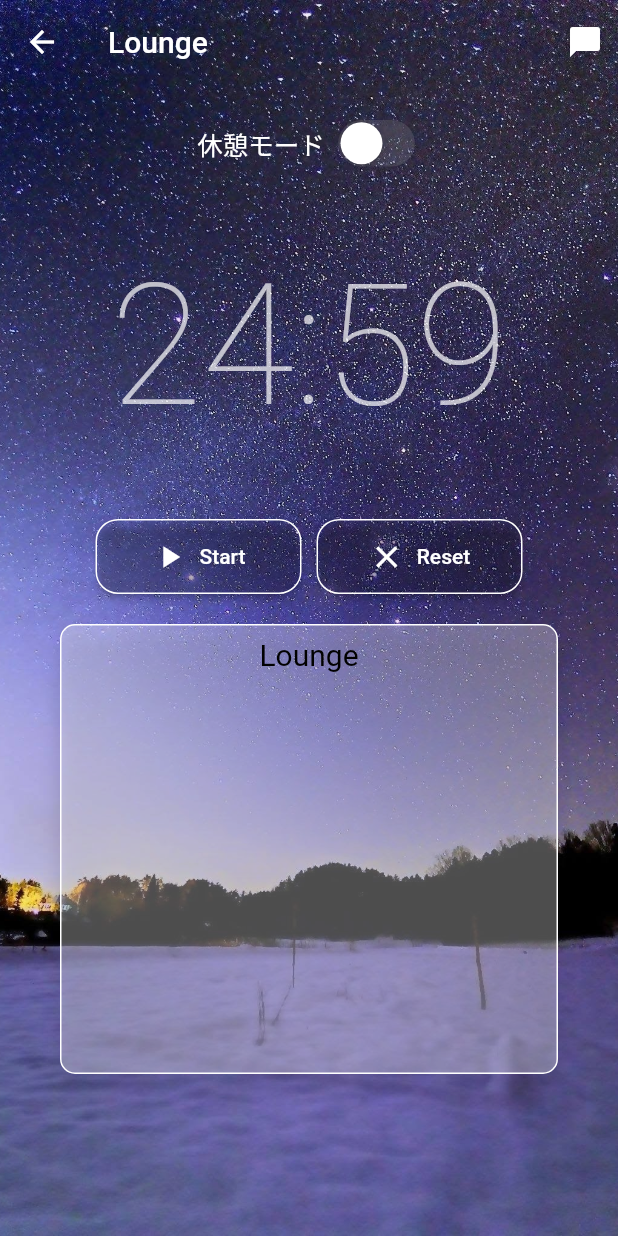
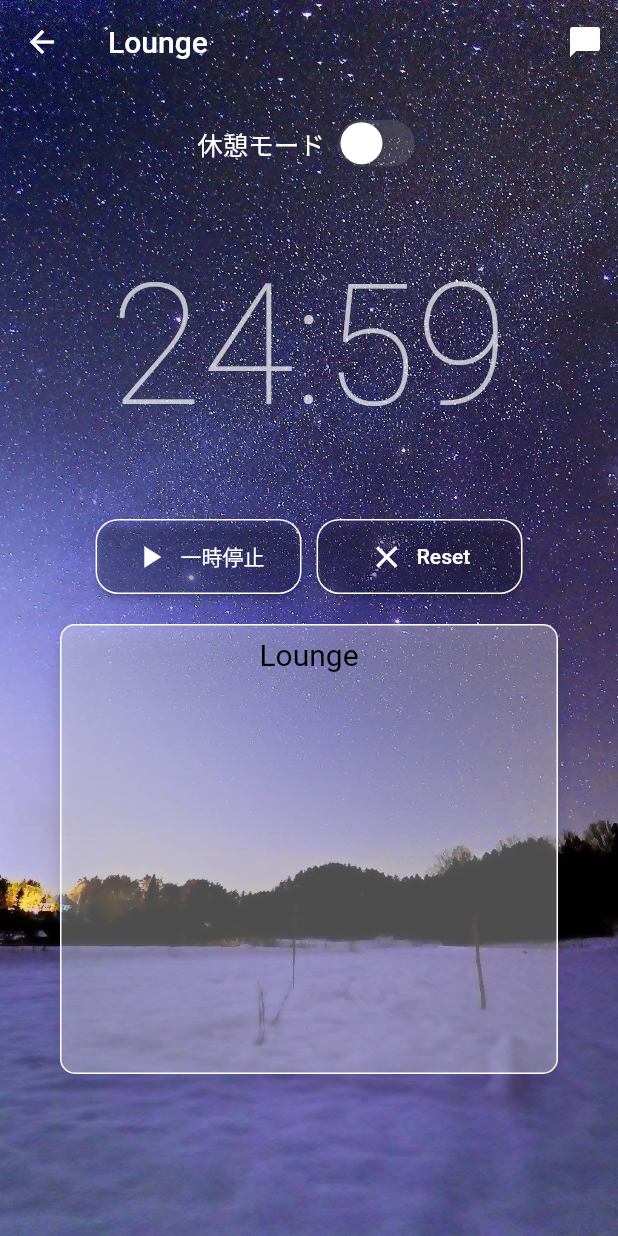
Before and after one commit to Hiroaki-hey-jude/pomodolo, a Flutter app: the LoungeScreen screen opened directly, after a tap on "Start", on a phone screen of 412 x 824 dp. Run offline on Flutter 3.47's test engine with Material 2 defaults, Android fonts, the phone set to English and light mode, and no system bars; our stand-ins replace cloud_firestore, firebase_auth, firebase_core, flutter_local_notifications, flutter_riverpod, freezed_annotation and 3 more; missing offline and left inert: app_tracking_transparency; accounts and stored records are empty.

Commit message:
一時停止ボタンresetボタン done

```diff
--- a/lib/data/model/pomodolo_model.dart
+++ b/lib/data/model/pomodolo_model.dart
@@ -9,8 +9,7 @@ part 'pomodolo_model.g.dart';
 @freezed
 class PomodoloModel with _$PomodoloModel {
   const factory PomodoloModel({
-    required Status status,
-    required int time,
+    @Default(Status.initial) Status status,
   }) = _PomodoloModel;
 
   factory PomodoloModel.fromJson(Map<String, dynamic> json) =>
--- a/lib/screen/lounge_screen.dart
+++ b/lib/screen/lounge_screen.dart
@@ -1,6 +1,7 @@
 import 'package:flutter/material.dart';
 import 'package:flutter_riverpod/flutter_riverpod.dart';
 import 'package:freezed_annotation/freezed_annotation.dart';
+import 'package:pomodolo/shared/status.dart';
 import 'package:pomodolo/state/lounge_state/lounge_state.dart';
 import 'package:toggle_switch/toggle_switch.dart';
 import 'package:intl/intl.dart';
@@ -73,7 +74,30 @@ class LoungeScreen extends ConsumerWidget {
                     SizedBox(
                       width: MediaQuery.of(context).size.width / 3, //横幅
                       height: 50, //高さ
-                      child: ElevatedButton(
+                      child: state.pomodoloModel.status == Status.started
+                          ? ElevatedButton(
+                              style: ElevatedButton.styleFrom(
+                                side: const BorderSide(
+                                  color: Colors.white,
+                                ),
+                                backgroundColor: Colors.transparent,
+                                shape: RoundedRectangleBorder(
+                                  borderRadius: BorderRadius.circular(15),
+                                ),
+                              ),
+                              onPressed: () {
+                                notifier.stopTimer();
+                              },
+                              child: Row(
+                                mainAxisAlignment: MainAxisAlignment.center,
+                                children: const [
+                                  Icon(Icons.play_arrow),
+                                  SizedBox(width: 8),
+                                  Text('一時停止'),
+                                ],
+                              ),
+                            )
+                          : ElevatedButton(
                               style: ElevatedButton.styleFrom(
                                 side: const BorderSide(
                                   color: Colors.white,
@@ -111,8 +135,10 @@ class LoungeScreen extends ConsumerWidget {
                           ),
                         ),
                         onPressed: () {
-                          if (state.timer != null && state.timer!.isActive) {
-                            state.timer!.cancel();
+                          print('koko');
+                          if (state.pomodoloModel.status == Status.stopped) {
+                            print('koko2');
+                            notifier.resetTimer();
                           }
                         },
                         child: Row(
--- a/lib/state/lounge_state/lounge_state.dart
+++ b/lib/state/lounge_state/lounge_state.dart
@@ -4,7 +4,6 @@ import 'package:flutter/material.dart';
 import 'package:flutter_local_notifications/flutter_local_notifications.dart';
 import 'package:flutter_riverpod/flutter_riverpod.dart';
 import 'package:freezed_annotation/freezed_annotation.dart';
-import 'package:intl/intl.dart';
 import 'package:pomodolo/data/model/pomodolo_model.dart';
 import 'package:pomodolo/shared/interval_type_enum.dart';
 import 'package:timezone/data/latest.dart' as tz;
@@ -26,6 +25,7 @@ class LoungeState with _$LoungeState {
     Timer? timer,
     required DateTime time,
     @Default(false) bool isResting,
+    required PomodoloModel pomodoloModel,
   }) = _LoungeState;
 }
 
@@ -33,15 +33,17 @@ class LoungeStateNotifier extends StateNotifier<LoungeState>
     with WidgetsBindingObserver {
   final FlutterLocalNotificationsPlugin flutterLocalNotificationsPlugin =
       FlutterLocalNotificationsPlugin();
-  PomodoloModel pomodoloModel = PomodoloModel(status: Status.initial, time: 25);
-  // PomodoloModel workTime = PomodoloModel(25, Status.initial);
+  //PomodoloModel pomodoloModel = PomodoloModel(status: Status.initial);
+  //PomodoloModel workTime = PomodoloModel(25, Status.initial);
   bool? _isTimerPaused; // バックグラウンドに遷移した際にタイマーがもともと起動中で、停止したかどうか
   late DateTime? _pausedTime; // バックグラウンドに遷移した時間
   late int? _notificationId; // 通知ID
   IntervalType intervalType = IntervalType.work;
   LoungeStateNotifier()
       : super(LoungeState(
-            time: DateTime.utc(0, 0, 0).add(Duration(minutes: 25)))) {
+          time: DateTime.utc(0, 0, 0).add(Duration(minutes: 25)),
+          pomodoloModel: PomodoloModel(status: Status.initial),
+        )) {
     // タイムゾーンを初期化
     _initialize();
     tz.initializeTimeZones();
@@ -90,30 +92,56 @@ class LoungeStateNotifier extends StateNotifier<LoungeState>
         state.timer!.isActive &&
         state.time == DateTime.utc(0, 0, 0)) {
       state.timer!.cancel();
+      state = state.copyWith(
+        pomodoloModel: PomodoloModel(status: Status.stopped),
+      );
+      if (intervalType == IntervalType.rest) {
+        state = state.copyWith(
+            time: DateTime.utc(0, 0, 0).add(
+          const Duration(minutes: 5),
+        ));
+      } else {
+        state = state.copyWith(
+            time: DateTime.utc(0, 0, 0).add(
+          const Duration(minutes: 25),
+        ));
+      }
+      //pomodoloModel = pomodoloModel.copyWith(status: Status.stopped);
     }
+  }
+
+  void stopTimer() {
+    state.timer!.cancel();
+    state = state.copyWith(
+      pomodoloModel: PomodoloModel(status: Status.stopped),
+    );
   }
 
   // タイマーを開始する
   void startTimer() {
-    if (pomodoloModel.status == Status.initial ||
-        pomodoloModel.status == Status.stopped) {
-      print(pomodoloModel.status);
+    if (state.pomodoloModel.status == Status.initial ||
+        state.pomodoloModel.status == Status.stopped) {
+      print(state.pomodoloModel.status);
       print(intervalType);
       state = state.copyWith(
           timer: Timer.periodic(const Duration(seconds: 1), (Timer timer) {
         state =
             state.copyWith(time: state.time.add(const Duration(seconds: -1)));
         handleTimeIsOver();
-        pomodoloModel = pomodoloModel.copyWith(status: Status.stopped);
       }));
-      pomodoloModel = pomodoloModel.copyWith(status: Status.started);
+      state =
+          state.copyWith(pomodoloModel: PomodoloModel(status: Status.started));
+      //pomodoloModel = pomodoloModel.copyWith(status: Status.started);
     }
   }
 
   void workOrRest(bool value) {
     if (value == true) {
       intervalType = IntervalType.rest;
-      pomodoloModel = pomodoloModel.copyWith(status: Status.stopped);
+      state = state.copyWith(
+        pomodoloModel: PomodoloModel(status: Status.stopped),
+      );
+      //pomodoloModel = pomodoloModel.copyWith(status: Status.stopped);
       state = state.copyWith(isResting: true);
       state = state.copyWith(
         time: DateTime.utc(0, 0, 0).add(
@@ -123,7 +151,10 @@ class LoungeStateNotifier extends StateNotifier<LoungeState>
       print(intervalType);
     } else {
       intervalType = IntervalType.work;
-      pomodoloModel = pomodoloModel.copyWith(status: Status.stopped);
+      state = state.copyWith(
+        pomodoloModel: PomodoloModel(status: Status.stopped),
+      );
+      //pomodoloModel = pomodoloModel.copyWith(status: Status.stopped);
       state = state.copyWith(isResting: false);
       state = state.copyWith(
         time: DateTime.utc(0, 0, 0).add(
@@ -131,9 +162,28 @@ class LoungeStateNotifier extends StateNotifier<LoungeState>
         ),
       );
     }
-    if (state.timer != null && pomodoloModel.status != Status.started) {
+    if (state.timer != null && state.pomodoloModel.status != Status.started) {
       state.timer!.cancel(); //timerストップ
     }
+  }
+
+  void resetTimer() {
+    if (intervalType == IntervalType.work) {
+      state = state.copyWith(
+        time: DateTime.utc(0, 0, 0).add(
+          const Duration(minutes: 25),
+        ),
+      );
+    } else {
+      state = state.copyWith(
+        time: DateTime.utc(0, 0, 0).add(
+          const Duration(minutes: 5),
+        ),
+      );
+    }
+    state = state.copyWith(
+      pomodoloModel: PomodoloModel(status: Status.stopped),
+    );
   }
 
   //アプリがバックグラウンドに行った時の処理
@@ -144,7 +194,9 @@ class LoungeStateNotifier extends StateNotifier<LoungeState>
     if (state.timer!.isActive) {
       _isTimerPaused = true;
       state.timer!.cancel(); // タイマーを停止する
-      pomodoloModel = pomodoloModel.copyWith(status: Status.stopped);
+      state =
+          state.copyWith(pomodoloModel: PomodoloModel(status: Status.stopped));
+      //pomodoloModel = pomodoloModel.copyWith(status: Status.stopped);
       print('timer cancelled');
     }
     _pausedTime = DateTime.now(); // バックグラウンドに遷移した時間を記録
```
Also changed, not shown: lib/data/model/pomodolo_model.freezed.dart, lib/data/model/pomodolo_model.g.dart, lib/state/lounge_state/lounge_state.freezed.dart. Lines whose indentation alone changed are shown as unchanged.
